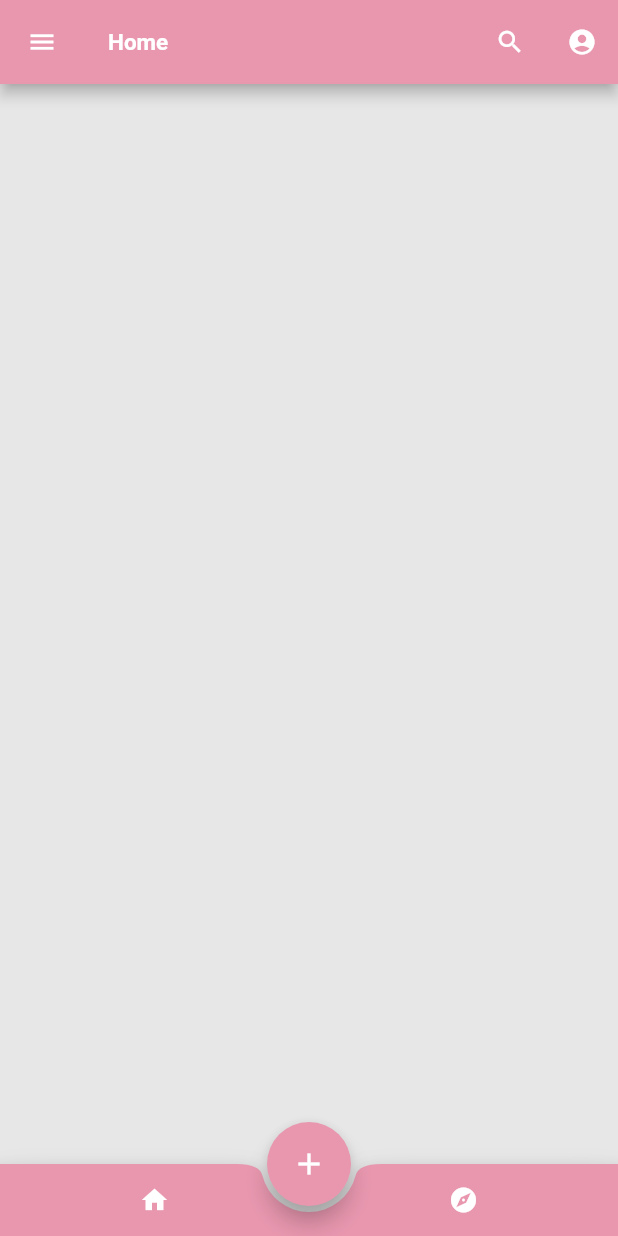
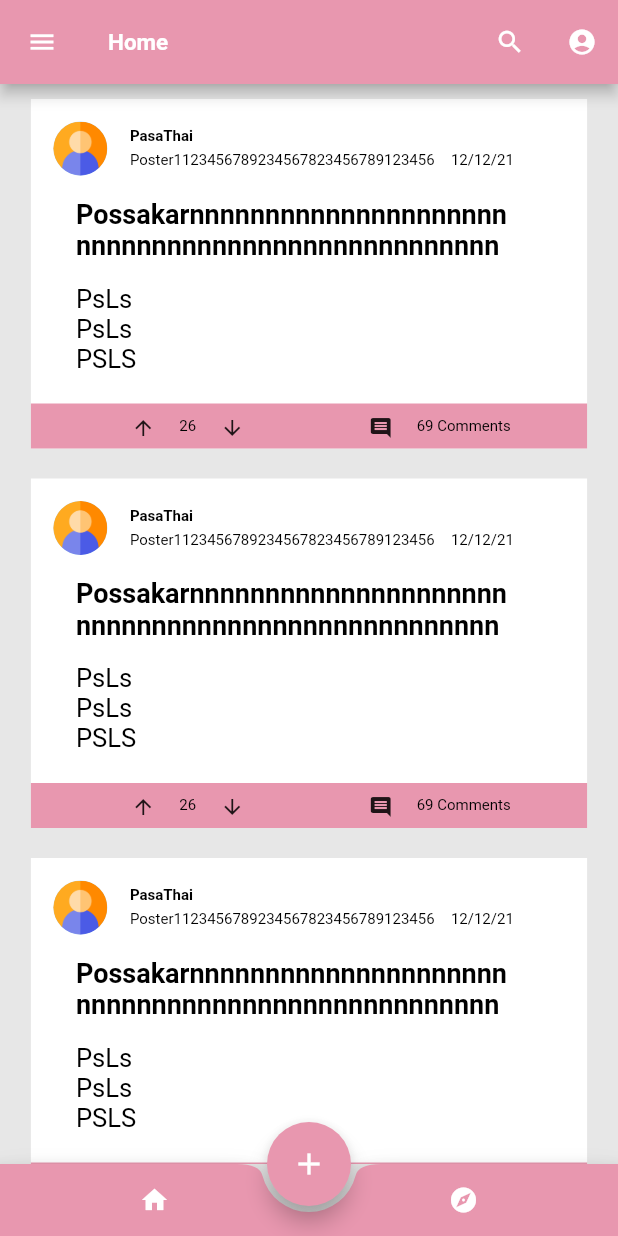
Before and after one commit to Thinc-Cu-Stack-Exchange/cu_problem_exchange, a Flutter app: the screen it shows after launch, on a phone screen of 412 x 824 dp. Run offline on Flutter 3.47's test engine with Material 2 defaults, Android fonts, the phone set to English and light mode, and no system bars; our stand-ins replace carousel_slider, get, image_picker, photo_view; missing offline and left inert: colorful_safe_area.

Commit message:
add post

```diff
--- a/lib/page/home.dart
+++ b/lib/page/home.dart
@@ -1,5 +1,6 @@
 import 'dart:math';
 
+import 'package:cu_problem_exchange/widget/post.dart';
 import 'package:cu_problem_exchange/widget/tabbar.dart';
 import 'package:cu_problem_exchange/widget/drawer.dart';
 import 'package:flutter/material.dart';
@@ -32,7 +33,45 @@ class Home extends GetView<HomeController> {
               child: const Icon(
                 Icons.add,
               ),
-            )));
+            ),
+            body: ListView(
+              children: [
+                CreatePost(
+                  userImage : AssetImage("assets/sample_user.png"),
+                  postTag : "PasaThai",
+                  userName : "Poster1123456789234567823456789123456783456782345678",
+                  postDate : "12/12/21",
+                  postTitle : "Possakarnnnnnnnnnnnnnnnnnnnnnnnnnnnnnnnnnnnnnnnnnnnnnnnnnnnnnnnnnnnnnnnnnnnnnnnnnnnn",
+                  postText : "PsLs \nPsLs \nPSLS", // optional
+                  postLiked : 26,
+                  postCommentCount : 69,
+                ),
+                CreatePost(
+                  userImage : AssetImage("assets/sample_user.png"),
+                  postTag : "PasaThai",
+                  userName : "Poster1123456789234567823456789123456783456782345678",
+                  postDate : "12/12/21",
+                  postTitle : "Possakarnnnnnnnnnnnnnnnnnnnnnnnnnnnnnnnnnnnnnnnnnnnnnnnnnnnnnnnnnnnnnnnnnnnnnnnnnnnn",
+                  postText : "PsLs \nPsLs \nPSLS", // optional
+                  postLiked : 26,
+                  postCommentCount : 69,
+                ),
+                CreatePost(
+                  userImage : AssetImage("assets/sample_user.png"),
+                  postTag : "PasaThai",
+                  userName : "Poster1123456789234567823456789123456783456782345678",
+                  postDate : "12/12/21",
+                  postTitle : "Possakarnnnnnnnnnnnnnnnnnnnnnnnnnnnnnnnnnnnnnnnnnnnnnnnnnnnnnnnnnnnnnnnnnnnnnnnnnnnn",
+                  postText : "PsLs \nPsLs \nPSLS", // optional
+                  postLiked : 26,
+                  postCommentCount : 69,
+                ),
+
+
+              ],
+            ),
+        )
+    );
   }
 }
 
--- /dev/null
+++ b/lib/widget/post.dart
@@ -0,0 +1,189 @@
+import 'package:flutter/material.dart';
+import 'package:get/get.dart';
+
+class CreatePost extends StatelessWidget {
+  var userImage;
+  var postTag;
+  var userName;
+  var postDate;
+  var postTitle;
+  var postText;
+  var postImage;// optional
+  var postLiked;
+  var postCommentCount;
+  CreatePost({
+    super.key,
+    required this.userImage,
+    required this.postTag,
+    required this.userName,
+    required this.postDate,
+    required this.postTitle,
+    this.postText = "",
+    this.postImage = "",
+    required this.postLiked,
+    required this.postCommentCount,
+  });
+  var headerStyle = TextStyle(
+    color: Color(0xff000000),
+    fontSize: 10,
+    fontWeight: FontWeight.normal,
+  );
+  var bodystyle = TextStyle(
+    color: Color(0xff000000),
+    fontSize: 18,
+    fontWeight: FontWeight.normal,
+  );
+  @override
+  Widget build(BuildContext context) {
+    return Padding(
+      padding: EdgeInsets.symmetric(vertical: 10),
+      child: Align(
+        alignment: Alignment.center,
+        child: Container(
+          color: Color(0xffffffff),
+          child: SizedBox(
+            width: context.width*0.90,
+            child: Column(
+              crossAxisAlignment: CrossAxisAlignment.start,
+              children: [
+                // Post Header
+                Padding(
+                  padding: const EdgeInsets.all(15),
+                  child: Row(
+                    children: [
+                      CircleAvatar(
+                        backgroundImage: userImage,
+                        radius: 18,
+                      ),
+                      Padding(
+                        padding: EdgeInsets.fromLTRB(15, 0, 0, 0),
+                        child: Column(
+                          crossAxisAlignment: CrossAxisAlignment.start,
+                          children: [
+                            Padding(
+                              padding: const EdgeInsets.fromLTRB(0, 0, 0, 4),
+                              child: SizedBox(
+                                width: context.width * 0.50,
+                                child: Text(
+                                  postTag,
+                                  style: headerStyle.apply(fontWeightDelta: 3),
+                                  maxLines: 1,
+                                ),
+                              ),
+                            ),
+                            Row(
+                              children: [
+                                SizedBox(
+                                  width: context.width * 0.50,
+                                  child: Text(
+                                    userName,
+                                    style: headerStyle,
+                                    maxLines: 1,
+                                  ),
+                                ),
+                                Padding(
+                                  padding: const EdgeInsets.fromLTRB(8, 0, 0, 0),
+                                  child: Text(
+                                    postDate,
+                                    style: headerStyle,
+                                    maxLines: 1,
+                                  ),
+                                )
+                              ],
+                            )
+                          ],
+                        ),
+                      )
+                    ],
+                  ),
+                ),
+                // Title
+                Padding(
+                  padding: EdgeInsets.fromLTRB(30, 0, 0, 15),
+                  child: SizedBox(
+                    width: context.width * 0.70,
+                    child: Text(
+                      postTitle,
+                      style: bodystyle.apply(fontWeightDelta: 2),
+                      maxLines: 2,
+                    ),
+                  ),
+                ),
+                // Text
+                Padding(
+                  padding: EdgeInsets.fromLTRB(30, 0, 0, 15),
+                  child: SizedBox(
+                    width: context.width * 0.70,
+                    child: Text(
+                      postText,
+                      style: bodystyle.apply(fontSizeFactor: 0.95),
+                      maxLines: 3,
+                    ),
+                  ),
+                ),
+                // Spacing
+                SizedBox(
+                  height: 5,
+                ),
+                // Bottom
+                Container(
+                  color: Color(0xffe897af),
+                  child: SizedBox(
+                    height: 30,
+                    child: Row(
+                      mainAxisAlignment: MainAxisAlignment.spaceEvenly,
+                      children: [
+                        // Vote
+                        Row(
+                          mainAxisAlignment: MainAxisAlignment.spaceEvenly,
+                          children: [
+                            IconButton(
+                                onPressed: () {},
+                                icon: Icon(
+                                  Icons.arrow_upward_outlined,
+                                  size: 16,
+                                )
+                            ),
+                            Text(
+                              postLiked.toString(),
+                              style: headerStyle,
+                            ),
+                            IconButton(
+                                onPressed: () {},
+                                icon: Icon(
+                                  Icons.arrow_downward_outlined,
+                                  size: 16,
+                                )
+                            )
+                          ],
+                        ),
+                        // Comment
+                        Row(
+                          mainAxisAlignment: MainAxisAlignment.spaceEvenly,
+                          children: [
+                            IconButton(
+                                onPressed:() {},
+                                icon: Icon(
+                                  Icons.comment,
+                                  size: 16,
+                                )
+                            ),
+                            Text(
+                              (postCommentCount > 1) ? "$postCommentCount Comments" : "$postCommentCount Comment",
+                              style: headerStyle,
+                            )
+                          ],
+                        ),
+                      ],
+
+                    ),
+                  ),
+                ),
+              ],
+            ),
+          ),
+        ),
+      ),
+    );
+  }
+}
```
